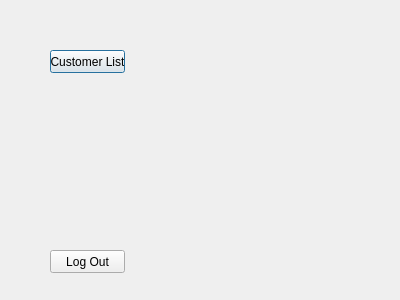
First picture: the form in Project2/adminpanel.ui, repository msamatar0/Project2, before the edit.
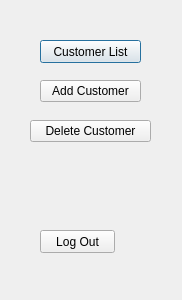
Second picture: the form after the edit.

Commit message: finished add customer

```diff
--- a/Project2/adminpanel.ui
+++ b/Project2/adminpanel.ui
@@ -6,7 +6,7 @@
    <rect>
     <x>0</x>
     <y>0</y>
-    <width>400</width>
+    <width>182</width>
     <height>300</height>
    </rect>
   </property>
@@ -16,9 +16,9 @@
   <widget class="QPushButton" name="admin_pushButton_customers">
    <property name="geometry">
     <rect>
-     <x>50</x>
-     <y>50</y>
-     <width>75</width>
+     <x>40</x>
+     <y>40</y>
+     <width>101</width>
      <height>23</height>
     </rect>
    </property>
@@ -29,8 +29,8 @@
   <widget class="QPushButton" name="admin_pushButton_logout">
    <property name="geometry">
     <rect>
-     <x>50</x>
-     <y>250</y>
+     <x>40</x>
+     <y>230</y>
      <width>75</width>
      <height>23</height>
     </rect>
@@ -39,6 +39,32 @@
     <string>Log Out</string>
    </property>
   </widget>
+  <widget class="QPushButton" name="admin_pushButton_addCustomer">
+   <property name="geometry">
+    <rect>
+     <x>40</x>
+     <y>80</y>
+     <width>101</width>
+     <height>22</height>
+    </rect>
+   </property>
+   <property name="text">
+    <string>Add Customer</string>
+   </property>
+  </widget>
+  <widget class="QPushButton" name="admin_pushButton_deleteCustomer">
+   <property name="geometry">
+    <rect>
+     <x>30</x>
+     <y>120</y>
+     <width>121</width>
+     <height>22</height>
+    </rect>
+   </property>
+   <property name="text">
+    <string>Delete Customer</string>
+   </property>
+  </widget>
  </widget>
  <resources/>
  <connections/>
```
The commit also changes 9 other files.
